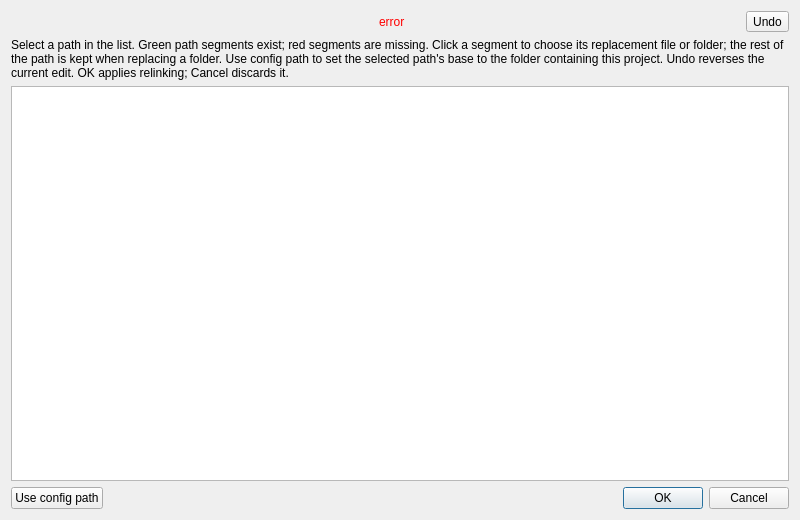
Before: the Qt Designer form src/app/RelinkingDialog.ui in karnigen/scantailor-advanced, drawn with Qt 5.
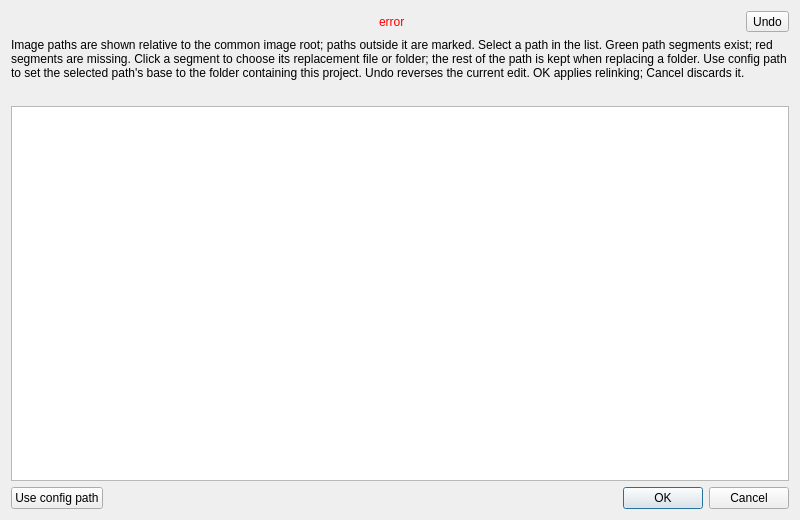
After: the same form once the commit is applied. Icons and pictures are not drawn. Custom widgets are drawn as their Qt base class.

Commit message: Improve common-root relinking overview

Diff of the .ui file:
```diff
--- a/src/app/RelinkingDialog.ui
+++ b/src/app/RelinkingDialog.ui
@@ -119,7 +119,17 @@
    <item>
     <widget class="QLabel" name="instructionsLabel">
      <property name="text">
-      <string>Select a path in the list. Green path segments exist; red segments are missing. Click a segment to choose its replacement file or folder; the rest of the path is kept when replacing a folder. Use config path to set the selected path's base to the folder containing this project. Undo reverses the current edit. OK applies relinking; Cancel discards it.</string>
+      <string>Image paths are shown relative to the common image root; paths outside it are marked. Select a path in the list. Green path segments exist; red segments are missing. Click a segment to choose its replacement file or folder; the rest of the path is kept when replacing a folder. Use config path to set the selected path's base to the folder containing this project. Undo reverses the current edit. OK applies relinking; Cancel discards it.</string>
+     </property>
+     <property name="wordWrap">
+      <bool>true</bool>
+     </property>
+    </widget>
+   </item>
+   <item>
+    <widget class="QLabel" name="summaryLabel">
+     <property name="text">
+      <string/>
      </property>
      <property name="wordWrap">
       <bool>true</bool>
```
The commit also changes 7 other files.
